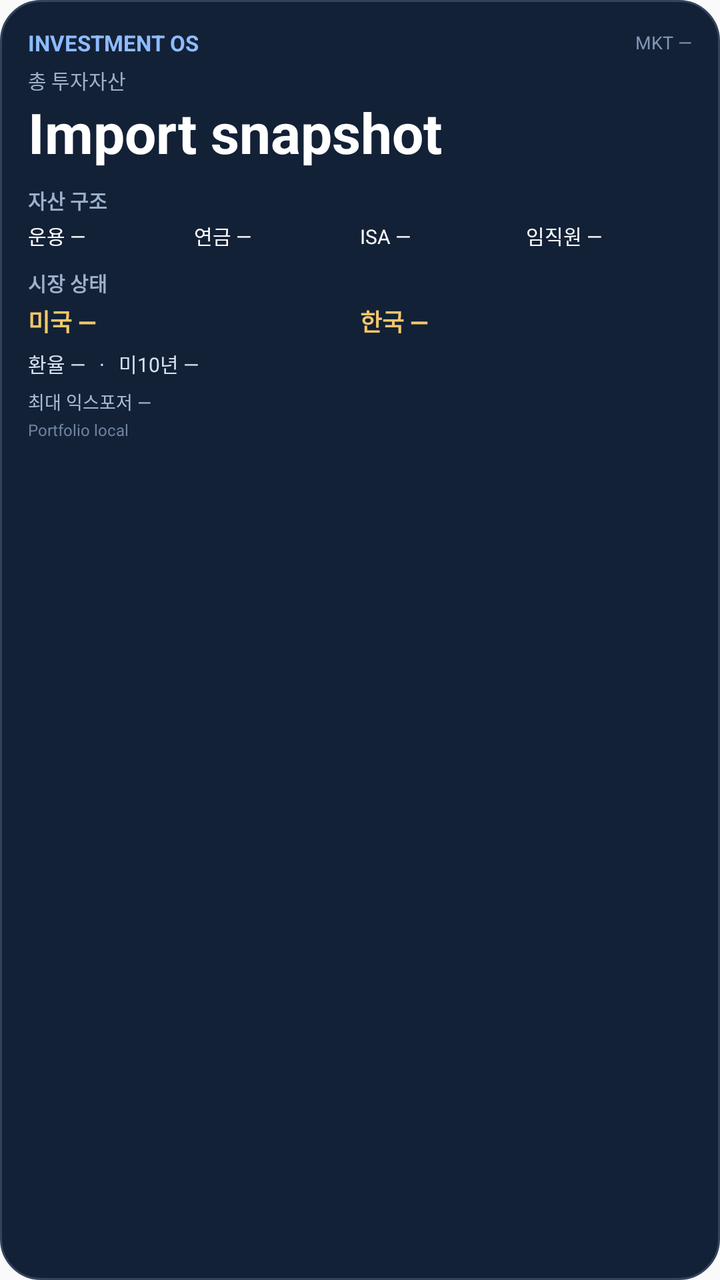
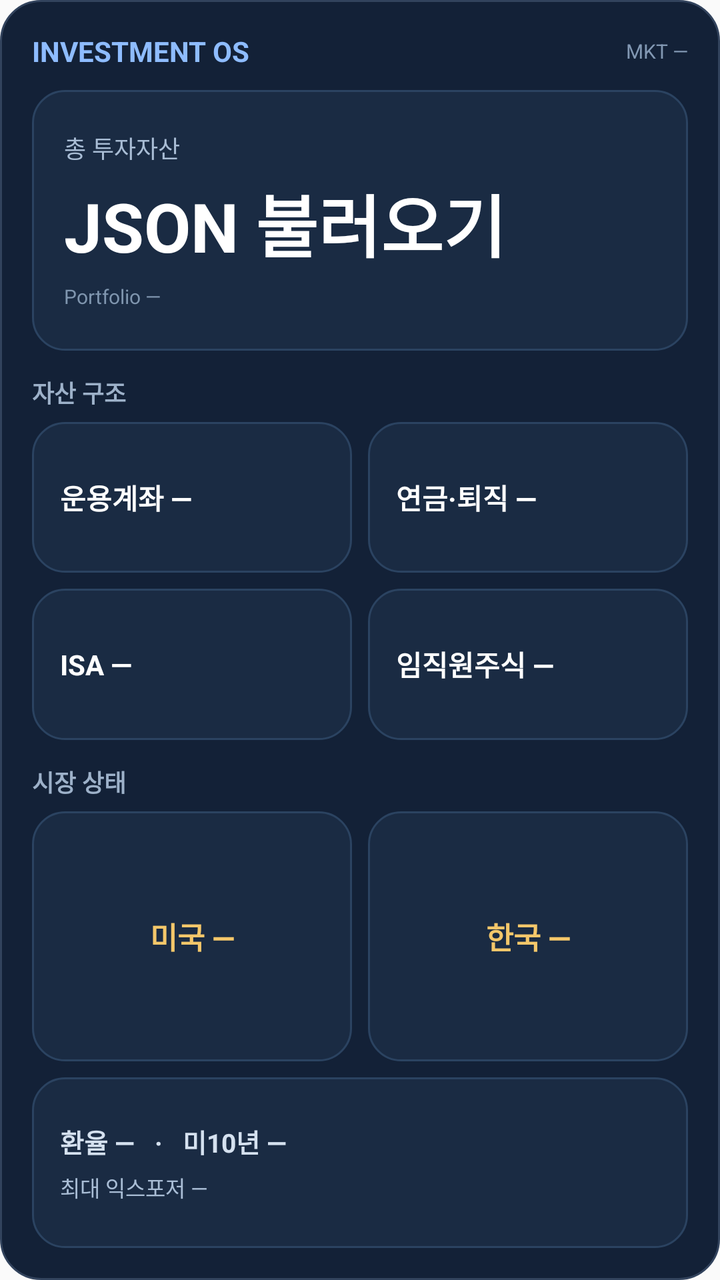

An Android layout rendered at two revisions. The XML below is the earlier revision; the diff shows what the commit changed to produce the second picture.
<!-- AndroidManifest.xml: application theme android:Theme.Material.Light.NoActionBar -->
<!-- res/layout/portfolio_widget.xml -->
<?xml version="1.0" encoding="utf-8"?>
<LinearLayout xmlns:android="http://schemas.android.com/apk/res/android"
    android:id="@+id/widget_root"
    android:layout_width="match_parent"
    android:layout_height="match_parent"
    android:orientation="vertical"
    android:padding="14dp"
    android:background="@drawable/widget_background">

    
    <LinearLayout
        android:layout_width="match_parent"
        android:layout_height="wrap_content"
        android:orientation="horizontal"
        android:gravity="center_vertical">
        <TextView
            android:layout_width="0dp"
            android:layout_height="wrap_content"
            android:layout_weight="1"
            android:text="INVESTMENT OS"
            android:textSize="11sp"
            android:textStyle="bold"
            android:textColor="#8EBCFF"/>
        <TextView
            android:id="@+id/market_time"
            android:layout_width="wrap_content"
            android:layout_height="wrap_content"
            android:text="MKT —"
            android:textSize="9sp"
            android:textColor="#8298B3"/>
    </LinearLayout>

    <TextView
        android:layout_width="match_parent"
        android:layout_height="wrap_content"
        android:text="총 투자자산"
        android:textSize="10sp"
        android:textColor="#9DB1C9"
        android:layout_marginTop="4dp"/>

    <TextView
        android:id="@+id/total"
        android:layout_width="match_parent"
        android:layout_height="wrap_content"
        android:text="Import snapshot"
        android:textSize="28sp"
        android:textStyle="bold"
        android:textColor="#FFFFFF"
        android:singleLine="true"
        android:ellipsize="end"/>

    
    <TextView
        android:layout_width="match_parent"
        android:layout_height="wrap_content"
        android:text="자산 구조"
        android:textSize="10sp"
        android:textStyle="bold"
        android:textColor="#9DB1C9"
        android:layout_marginTop="8dp"/>

    <LinearLayout
        android:layout_width="match_parent"
        android:layout_height="wrap_content"
        android:orientation="horizontal"
        android:layout_marginTop="3dp">
        <TextView
            android:id="@+id/active_asset"
            android:layout_width="0dp"
            android:layout_height="wrap_content"
            android:layout_weight="1"
            android:text="운용
—"
            android:textSize="10sp"
            android:textColor="#FFFFFF"/>
        <TextView
            android:id="@+id/retirement_asset"
            android:layout_width="0dp"
            android:layout_height="wrap_content"
            android:layout_weight="1"
            android:text="연금
—"
            android:textSize="10sp"
            android:textColor="#FFFFFF"/>
        <TextView
            android:id="@+id/isa_asset"
            android:layout_width="0dp"
            android:layout_height="wrap_content"
            android:layout_weight="1"
            android:text="ISA
—"
            android:textSize="10sp"
            android:textColor="#FFFFFF"/>
        <TextView
            android:id="@+id/employee_asset"
            android:layout_width="0dp"
            android:layout_height="wrap_content"
            android:layout_weight="1"
            android:text="임직원
—"
            android:textSize="10sp"
            android:textColor="#FFFFFF"/>
    </LinearLayout>

    
    <TextView
        android:layout_width="match_parent"
        android:layout_height="wrap_content"
        android:text="시장 상태"
        android:textSize="10sp"
        android:textStyle="bold"
        android:textColor="#9DB1C9"
        android:layout_marginTop="9dp"/>

    <LinearLayout
        android:layout_width="match_parent"
        android:layout_height="wrap_content"
        android:orientation="horizontal"
        android:layout_marginTop="3dp">
        <TextView
            android:id="@+id/us_market"
            android:layout_width="0dp"
            android:layout_height="wrap_content"
            android:layout_weight="1"
            android:text="미국
—"
            android:textStyle="bold"
            android:textSize="12sp"
            android:textColor="#F4C76A"/>
        <TextView
            android:id="@+id/kr_market"
            android:layout_width="0dp"
            android:layout_height="wrap_content"
            android:layout_weight="1"
            android:text="한국
—"
            android:textStyle="bold"
            android:textSize="12sp"
            android:textColor="#F4C76A"/>
    </LinearLayout>

    <TextView
        android:id="@+id/macro"
        android:layout_width="match_parent"
        android:layout_height="wrap_content"
        android:text="환율 —   ·   미10년 —"
        android:textSize="10sp"
        android:textColor="#D5E1EF"
        android:singleLine="true"
        android:ellipsize="end"
        android:layout_marginTop="5dp"/>

    
    <TextView
        android:id="@+id/top_exposure"
        android:layout_width="match_parent"
        android:layout_height="wrap_content"
        android:text="최대 익스포저 —"
        android:textSize="9sp"
        android:textColor="#A9BDD5"
        android:singleLine="true"
        android:ellipsize="end"
        android:layout_marginTop="5dp"/>

    <TextView
        android:id="@+id/date"
        android:layout_width="match_parent"
        android:layout_height="wrap_content"
        android:text="Portfolio local"
        android:textSize="8sp"
        android:textColor="#6F849E"
        android:singleLine="true"
        android:ellipsize="end"
        android:layout_marginTop="2dp"/>
</LinearLayout>
<!-- resources referenced by this layout -->
<resources>
  <!-- drawable widget_background (drawable) -->
  <?xml version="1.0" encoding="utf-8"?>
  <shape xmlns:android="http://schemas.android.com/apk/res/android">
      <solid android:color="#132137"/>
      <corners android:radius="20dp"/>
      <stroke android:width="1dp" android:color="#32435D"/>
  </shape>
</resources>

<!-- the commit's change to res/layout/portfolio_widget.xml (unified diff, before → after) -->
@@ -4,10 +4,9 @@
     android:layout_width="match_parent"
     android:layout_height="match_parent"
     android:orientation="vertical"
-    android:padding="14dp"
+    android:padding="16dp"
     android:background="@drawable/widget_background">
 
-    
     <LinearLayout
         android:layout_width="match_parent"
         android:layout_height="wrap_content"
@@ -18,158 +17,210 @@
             android:layout_height="wrap_content"
             android:layout_weight="1"
             android:text="INVESTMENT OS"
-            android:textSize="11sp"
-            android:textStyle="bold"
+            android:textStyle="bold"
+            android:textSize="14sp"
             android:textColor="#8EBCFF"/>
         <TextView
             android:id="@+id/market_time"
             android:layout_width="wrap_content"
             android:layout_height="wrap_content"
             android:text="MKT —"
-            android:textSize="9sp"
+            android:textSize="10sp"
             android:textColor="#8298B3"/>
     </LinearLayout>
 
-    <TextView
-        android:layout_width="match_parent"
-        android:layout_height="wrap_content"
-        android:text="총 투자자산"
-        android:textSize="10sp"
-        android:textColor="#9DB1C9"
-        android:layout_marginTop="4dp"/>
-
-    <TextView
-        android:id="@+id/total"
-        android:layout_width="match_parent"
-        android:layout_height="wrap_content"
-        android:text="Import snapshot"
-        android:textSize="28sp"
-        android:textStyle="bold"
-        android:textColor="#FFFFFF"
-        android:singleLine="true"
-        android:ellipsize="end"/>
-
-    
+    <LinearLayout
+        android:layout_width="match_parent"
+        android:layout_height="0dp"
+        android:layout_weight="1.15"
+        android:orientation="vertical"
+        android:gravity="center_vertical"
+        android:padding="16dp"
+        android:layout_marginTop="10dp"
+        android:background="@drawable/widget_section">
+        <TextView
+            android:layout_width="match_parent"
+            android:layout_height="wrap_content"
+            android:text="총 투자자산"
+            android:textSize="12sp"
+            android:textColor="#A9BDD5"/>
+        <TextView
+            android:id="@+id/total"
+            android:layout_width="match_parent"
+            android:layout_height="wrap_content"
+            android:text="JSON 불러오기"
+            android:textSize="34sp"
+            android:textStyle="bold"
+            android:textColor="#FFFFFF"
+            android:singleLine="true"
+            android:ellipsize="end"
+            android:layout_marginTop="4dp"/>
+        <TextView
+            android:id="@+id/date"
+            android:layout_width="match_parent"
+            android:layout_height="wrap_content"
+            android:text="Portfolio —"
+            android:textSize="10sp"
+            android:textColor="#7F95AE"
+            android:layout_marginTop="5dp"/>
+    </LinearLayout>
+
     <TextView
         android:layout_width="match_parent"
         android:layout_height="wrap_content"
         android:text="자산 구조"
-        android:textSize="10sp"
         android:textStyle="bold"
+        android:textSize="12sp"
         android:textColor="#9DB1C9"
-        android:layout_marginTop="8dp"/>
-
-    <LinearLayout
-        android:layout_width="match_parent"
-        android:layout_height="wrap_content"
-        android:orientation="horizontal"
-        android:layout_marginTop="3dp">
-        <TextView
-            android:id="@+id/active_asset"
-            android:layout_width="0dp"
-            android:layout_height="wrap_content"
-            android:layout_weight="1"
-            android:text="운용
-—"
-            android:textSize="10sp"
-            android:textColor="#FFFFFF"/>
-        <TextView
-            android:id="@+id/retirement_asset"
-            android:layout_width="0dp"
-            android:layout_height="wrap_content"
-            android:layout_weight="1"
-            android:text="연금
-—"
-            android:textSize="10sp"
-            android:textColor="#FFFFFF"/>
-        <TextView
-            android:id="@+id/isa_asset"
-            android:layout_width="0dp"
-            android:layout_height="wrap_content"
-            android:layout_weight="1"
-            android:text="ISA
-—"
-            android:textSize="10sp"
-            android:textColor="#FFFFFF"/>
-        <TextView
-            android:id="@+id/employee_asset"
-            android:layout_width="0dp"
-            android:layout_height="wrap_content"
-            android:layout_weight="1"
-            android:text="임직원
-—"
-            android:textSize="10sp"
-            android:textColor="#FFFFFF"/>
-    </LinearLayout>
-
-    
+        android:layout_marginTop="12dp"
+        android:layout_marginBottom="6dp"/>
+
+    <LinearLayout
+        android:layout_width="match_parent"
+        android:layout_height="0dp"
+        android:layout_weight="1.4"
+        android:orientation="vertical">
+
+        <LinearLayout
+            android:layout_width="match_parent"
+            android:layout_height="0dp"
+            android:layout_weight="1"
+            android:orientation="horizontal">
+            <TextView
+                android:id="@+id/active_asset"
+                android:layout_width="0dp"
+                android:layout_height="match_parent"
+                android:layout_weight="1"
+                android:gravity="center_vertical"
+                android:padding="14dp"
+                android:text="운용계좌
+—"
+                android:textSize="14sp"
+                android:textStyle="bold"
+                android:textColor="#FFFFFF"
+                android:background="@drawable/widget_section"/>
+            <TextView
+                android:id="@+id/retirement_asset"
+                android:layout_width="0dp"
+                android:layout_height="match_parent"
+                android:layout_weight="1"
+                android:layout_marginStart="8dp"
+                android:gravity="center_vertical"
+                android:padding="14dp"
+                android:text="연금·퇴직
+—"
+                android:textSize="14sp"
+                android:textStyle="bold"
+                android:textColor="#FFFFFF"
+                android:background="@drawable/widget_section"/>
+        </LinearLayout>
+
+        <LinearLayout
+            android:layout_width="match_parent"
+            android:layout_height="0dp"
+            android:layout_weight="1"
+            android:layout_marginTop="8dp"
+            android:orientation="horizontal">
+            <TextView
+                android:id="@+id/isa_asset"
+                android:layout_width="0dp"
+                android:layout_height="match_parent"
+                android:layout_weight="1"
+                android:gravity="center_vertical"
+                android:padding="14dp"
+                android:text="ISA
+—"
+                android:textSize="14sp"
+                android:textStyle="bold"
+                android:textColor="#FFFFFF"
+                android:background="@drawable/widget_section"/>
+            <TextView
+                android:id="@+id/employee_asset"
+                android:layout_width="0dp"
+                android:layout_height="match_parent"
+                android:layout_weight="1"
+                android:layout_marginStart="8dp"
+                android:gravity="center_vertical"
+                android:padding="14dp"
+                android:text="임직원주식
+—"
+                android:textSize="14sp"
+                android:textStyle="bold"
+                android:textColor="#FFFFFF"
+                android:background="@drawable/widget_section"/>
+        </LinearLayout>
+    </LinearLayout>
+
     <TextView
         android:layout_width="match_parent"
         android:layout_height="wrap_content"
         android:text="시장 상태"
-        android:textSize="10sp"
         android:textStyle="bold"
+        android:textSize="12sp"
         android:textColor="#9DB1C9"
-        android:layout_marginTop="9dp"/>
-
-    <LinearLayout
-        android:layout_width="match_parent"
-        android:layout_height="wrap_content"
-        android:orientation="horizontal"
-        android:layout_marginTop="3dp">
+        android:layout_marginTop="12dp"
+        android:layout_marginBottom="6dp"/>
+
+    <LinearLayout
+        android:layout_width="match_parent"
+        android:layout_height="0dp"
+        android:layout_weight="1.1"
+        android:orientation="horizontal">
         <TextView
             android:id="@+id/us_market"
             android:layout_width="0dp"
-            android:layout_height="wrap_content"
-            android:layout_weight="1"
+            android:layout_height="match_parent"
+            android:layout_weight="1"
+            android:gravity="center"
+            android:padding="12dp"
             android:text="미국
 —"
-            android:textStyle="bold"
-            android:textSize="12sp"
-            android:textColor="#F4C76A"/>
+            android:textSize="15sp"
+            android:textStyle="bold"
+            android:textColor="#F4C76A"
+            android:background="@drawable/widget_section"/>
         <TextView
             android:id="@+id/kr_market"
             android:layout_width="0dp"
-            android:layout_height="wrap_content"
-            android:layout_weight="1"
+            android:layout_height="match_parent"
+            android:layout_weight="1"
+            android:layout_marginStart="8dp"
+            android:gravity="center"
+            android:padding="12dp"
             android:text="한국
 —"
-            android:textStyle="bold"
-            android:textSize="12sp"
-            android:textColor="#F4C76A"/>
-    </LinearLayout>
-
-    <TextView
-        android:id="@+id/macro"
-        android:layout_width="match_parent"
-        android:layout_height="wrap_content"
-        android:text="환율 —   ·   미10년 —"
-        android:textSize="10sp"
-        android:textColor="#D5E1EF"
-        android:singleLine="true"
-        android:ellipsize="end"
-        android:layout_marginTop="5dp"/>
-
-    
-    <TextView
-        android:id="@+id/top_exposure"
-        android:layout_width="match_parent"
-        android:layout_height="wrap_content"
-        android:text="최대 익스포저 —"
-        android:textSize="9sp"
-        android:textColor="#A9BDD5"
-        android:singleLine="true"
-        android:ellipsize="end"
-        android:layout_marginTop="5dp"/>
-
-    <TextView
-        android:id="@+id/date"
-        android:layout_width="match_parent"
-        android:layout_height="wrap_content"
-        android:text="Portfolio local"
-        android:textSize="8sp"
-        android:textColor="#6F849E"
-        android:singleLine="true"
-        android:ellipsize="end"
-        android:layout_marginTop="2dp"/>
+            android:textSize="15sp"
+            android:textStyle="bold"
+            android:textColor="#F4C76A"
+            android:background="@drawable/widget_section"/>
+    </LinearLayout>
+
+    <LinearLayout
+        android:layout_width="match_parent"
+        android:layout_height="0dp"
+        android:layout_weight="0.75"
+        android:orientation="vertical"
+        android:gravity="center_vertical"
+        android:padding="14dp"
+        android:layout_marginTop="8dp"
+        android:background="@drawable/widget_section">
+        <TextView
+            android:id="@+id/macro"
+            android:layout_width="match_parent"
+            android:layout_height="wrap_content"
+            android:text="환율 —   ·   미10년 —"
+            android:textSize="13sp"
+            android:textStyle="bold"
+            android:textColor="#D5E1EF"/>
+        <TextView
+            android:id="@+id/top_exposure"
+            android:layout_width="match_parent"
+            android:layout_height="wrap_content"
+            android:text="최대 익스포저 —"
+            android:textSize="11sp"
+            android:textColor="#A9BDD5"
+            android:singleLine="true"
+            android:ellipsize="end"
+            android:layout_marginTop="5dp"/>
+    </LinearLayout>
 </LinearLayout>
<!-- resource entries referenced after the edit -->
@@ -7,5 +7,12 @@
       <corners android:radius="20dp"/>
       <stroke android:width="1dp" android:color="#32435D"/>
   </shape>
+  <!-- drawable widget_section (drawable) -->
+  <?xml version="1.0" encoding="utf-8"?>
+  <shape xmlns:android="http://schemas.android.com/apk/res/android">
+      <solid android:color="#1A2B43"/>
+      <corners android:radius="16dp"/>
+      <stroke android:width="1dp" android:color="#2B4361"/>
+  </shape>
 </resources>
 
